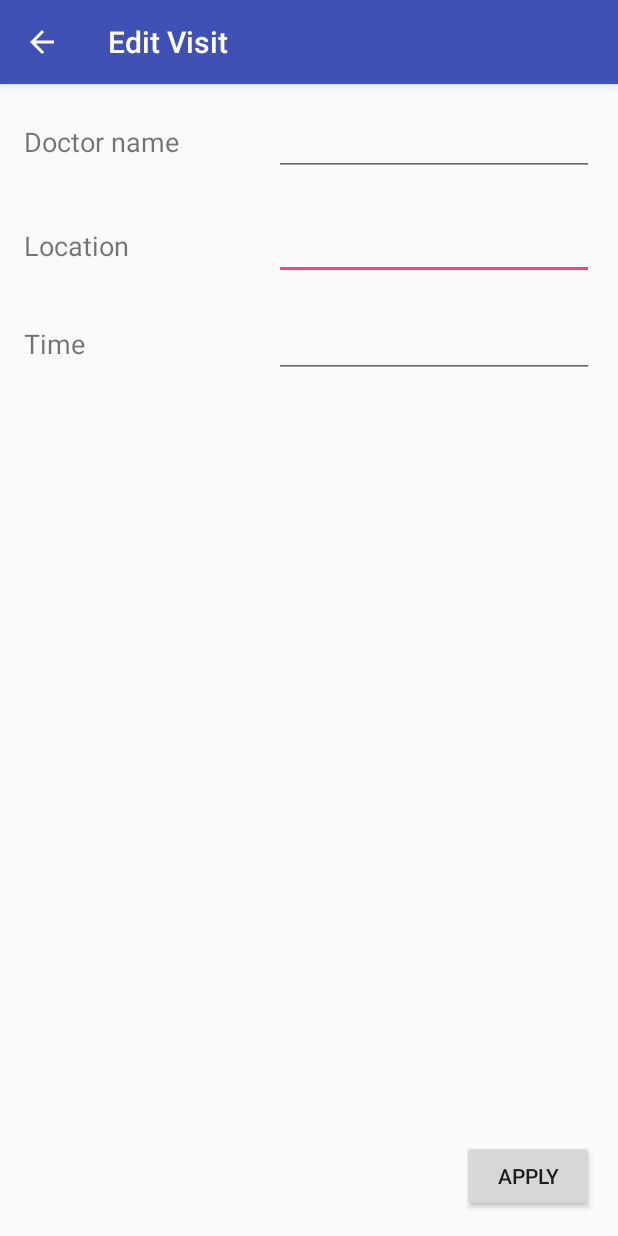
After one commit to Andrewqwe/AIDoc, an Android app: the EditVisitActivity screen opened directly, with no data from a screen before it, on a phone screen of 412 x 824 dp. The commit adds this screen. Run offline under Robolectric (Android 15) with nearby library versions, the phone set to English and light mode, and no system bars.

Commit message:
GUI + troche logiki związanej z WIZYTAMi

```diff
--- /dev/null
+++ b/app/src/main/java/com/damian/aldoc/EditVisitActivity.java
@@ -0,0 +1,50 @@
+package com.damian.aldoc;
+
+import android.content.Intent;
+import android.support.v7.app.AppCompatActivity;
+import android.os.Bundle;
+import android.view.View;
+import android.widget.EditText;
+
+public class EditVisitActivity extends AppCompatActivity {
+
+    public final int ACTION_ADD = 0;
+    public final int ACTION_EDIT = 1;
+
+    @Override
+    protected void onCreate(Bundle savedInstanceState) {
+        super.onCreate(savedInstanceState);
+        setContentView(R.layout.activity_edit_visit);
+
+        //getSupportActionBar().setDisplayHomeAsUpEnabled(true);
+    }
+
+    public void applyOnClick(View v)
+    {
+        Intent returnIntent = new Intent();
+        int action = getIntent().getIntExtra("Action", -1);
+
+        if(action == -1)
+        {
+            setResult(AppCompatActivity.RESULT_CANCELED, returnIntent);
+            finish();
+        }
+
+        String[] visit_data = new String[3];
+
+        EditText et = (EditText)findViewById(R.id.textDoctor);
+        visit_data[0] = et.getText().toString();
+
+        et = (EditText)findViewById(R.id.textLocation);
+        visit_data[1] = et.getText().toString();
+
+        et = (EditText)findViewById(R.id.textTime);
+        visit_data[2] = et.getText().toString();
+
+        returnIntent.putExtra("Visit", visit_data);
+
+        setResult(AppCompatActivity.RESULT_OK,returnIntent);
+
+        finish();
+    }
+}
--- a/app/src/main/java/com/damian/aldoc/MainActivity.java
+++ b/app/src/main/java/com/damian/aldoc/MainActivity.java
@@ -1,5 +1,6 @@
 package com.damian.aldoc;
 
+import android.content.Intent;
 import android.os.Bundle;
 import android.support.design.widget.FloatingActionButton;
 import android.support.design.widget.Snackbar;
@@ -81,7 +82,6 @@ public class MainActivity extends AppCompatActivity
         int id = item.getItemId();
 
         if (id == R.id.user_profile) {
-
         } else if (id == R.id.user_calendar) {
 
         } else if (id == R.id.user_family) {
@@ -91,6 +91,10 @@ public class MainActivity extends AppCompatActivity
         } else if (id == R.id.user_share) {
 
         } else if (id == R.id.user_upcoming_events) {
+            Intent intent_visits = new Intent(this, VisitsActivity.class);
+            //tu moze bedzie trzeba zrobic startActivityForResult jakby mialo cos zwrocic
+            //ale na razie wyjebane, byle tylko przechodzilo do okienka
+            startActivity(intent_visits);
 
         } else if (id == R.id.user_alerts){
 
--- /dev/null
+++ b/app/src/main/java/com/damian/aldoc/PrescriptionEntry.java
@@ -0,0 +1,6 @@
+package com.damian.aldoc;
+
+public class PrescriptionEntry {
+    private String m_medicine_name;
+    private String m_dose_rate;
+}
--- /dev/null
+++ b/app/src/main/res/layout/activity_edit_visit.xml
@@ -0,0 +1,67 @@
+<?xml version="1.0" encoding="utf-8"?>
+<RelativeLayout
+        xmlns:android="http://schemas.android.com/apk/res/android"
+        xmlns:tools="http://schemas.android.com/tools"
+        android:id="@+id/activity_edit_visit"
+        android:layout_width="match_parent"
+        android:layout_height="match_parent"
+        android:paddingLeft="@dimen/activity_horizontal_margin"
+        android:paddingRight="@dimen/activity_horizontal_margin"
+        android:paddingTop="@dimen/activity_vertical_margin"
+        android:paddingBottom="@dimen/activity_vertical_margin"
+        tools:context="com.damian.aldoc.EditVisitActivity">
+
+    <TextView
+            android:text="Doctor name"
+            android:layout_width="wrap_content"
+            android:layout_height="wrap_content"
+            android:id="@+id/textView3"
+            android:layout_alignBaseline="@+id/textDoctor" android:layout_alignBottom="@+id/textDoctor"
+            android:layout_alignParentStart="true" android:textSize="@dimen/edit_visit_fontsize"/>
+    <EditText
+            android:layout_width="wrap_content"
+            android:layout_height="wrap_content"
+            android:inputType="textPersonName"
+            android:ems="10"
+            android:textSize="@dimen/edit_visit_fontsize"
+            android:id="@+id/textTime" android:layout_alignBaseline="@+id/textView2"
+            android:layout_alignBottom="@+id/textView2" android:layout_alignParentEnd="true"/>
+    <TextView
+            android:text="Location"
+            android:layout_width="wrap_content"
+            android:layout_height="wrap_content"
+            android:id="@+id/textView2"
+            android:textSize="@dimen/edit_visit_fontsize"
+            android:layout_marginTop="34dp"
+            android:layout_below="@+id/textDoctor" android:layout_alignParentStart="true"/>
+    <EditText
+            android:layout_width="wrap_content"
+            android:layout_height="wrap_content"
+            android:inputType="textPersonName"
+            android:ems="10"
+            android:textSize="@dimen/edit_visit_fontsize"
+            android:id="@+id/textLocation"
+            android:layout_below="@+id/textTime" android:layout_alignStart="@+id/textDoctor"
+            android:layout_marginTop="20dp"/>
+    <TextView
+            android:text="Time"
+            android:layout_width="wrap_content"
+            android:layout_height="wrap_content"
+            android:id="@+id/textView"
+            android:textSize="@dimen/edit_visit_fontsize" android:layout_alignBaseline="@+id/textLocation"
+            android:layout_alignBottom="@+id/textLocation" android:layout_alignParentStart="true"/>
+    <EditText
+            android:layout_width="wrap_content"
+            android:layout_height="wrap_content"
+            android:inputType="textPersonName"
+            android:ems="10"
+            android:id="@+id/textDoctor"
+            android:textSize="@dimen/edit_visit_fontsize"
+            android:layout_alignParentTop="true" android:layout_alignParentEnd="true"/>
+    <Button
+            android:text="Apply"
+            android:onClick="applyOnClick"
+            android:layout_width="wrap_content"
+            android:layout_height="wrap_content" android:layout_alignParentBottom="true"
+            android:layout_alignParentEnd="true" android:id="@+id/button"/>
+</RelativeLayout>
--- /dev/null
+++ b/app/src/main/res/values-w820dp/dimens.xml
@@ -0,0 +1,6 @@
+<resources>
+    <!-- Example customization of dimensions originally defined in res/values/dimens.xml
+         (such as screen margins) for screens with more than 820dp of available width. This
+         would include 7" and 10" devices in landscape (~960dp and ~1280dp respectively). -->
+    <dimen name="activity_horizontal_margin">64dp</dimen>
+</resources>
--- a/app/src/main/res/values/dimens.xml
+++ b/app/src/main/res/values/dimens.xml
@@ -5,6 +5,7 @@
     <dimen name="nav_header_vertical_spacing">16dp</dimen>
     <dimen name="nav_header_height">160dp</dimen>
     <dimen name="fab_margin">16dp</dimen>
+    <dimen name="edit_visit_fontsize">18sp</dimen>
     <dimen name="navigation_drawer_width">200dp</dimen>
     <!-- TODO: Zmienic rozmiar jesli bedzie problem z tekstem -->
 </resources>
```
Also changed, not shown: app/src/main/AndroidManifest.xml (+13 -7 lines), app/src/main/java/com/damian/aldoc/Prescription.java (added, +8 -0 lines), app/src/main/java/com/damian/aldoc/Visit.java (added, +41 -0 lines), app/src/main/java/com/damian/aldoc/VisitActivity.java (added, +25 -0 lines), app/src/main/java/com/damian/aldoc/VisitsActivity.java (added, +121 -0 lines), app/src/main/res/layout/activity_visit.xml (added, +41 -0 lines), app/src/main/res/layout/activity_visits.xml (added, +31 -0 lines).
